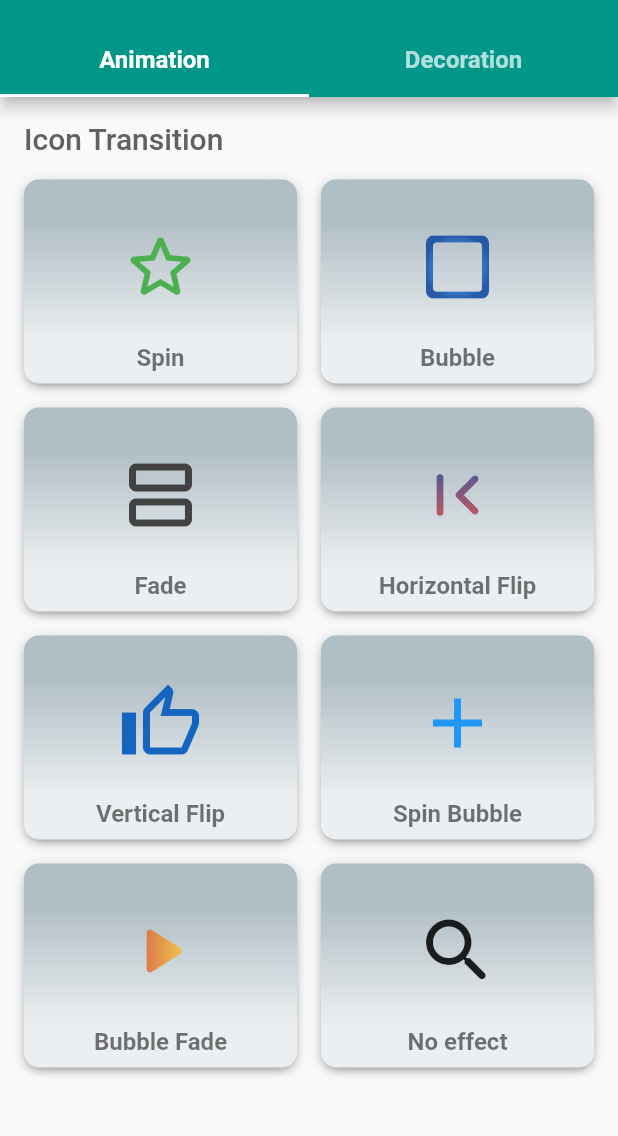
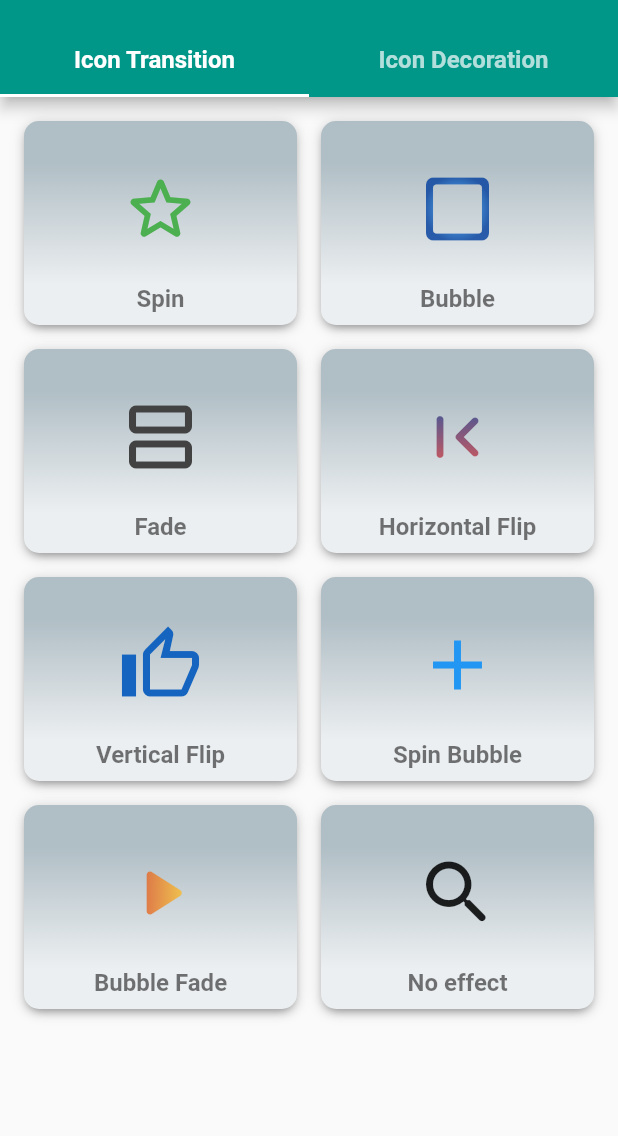
Before and after one commit to ankitmishradev/advanced-icon, a Flutter app: the screen it shows after launch, on a phone screen of 412 x 824 dp, the part 59-1195 px from its top. Run offline on Flutter 3.47's test engine with Material 2 defaults, Android fonts, the phone set to English and light mode, and no system bars.

Commit message:
Update Example"

```diff
--- a/example/lib/animation_demo_screen.dart
+++ b/example/lib/animation_demo_screen.dart
@@ -1,8 +1,6 @@
 import 'package:flutter/material.dart';
 import 'package:advanced_icon/advanced_icon.dart';
 
-import 'widget/heading.dart';
-import 'widget/caption.dart';
 import 'widget/hybrid_icon.dart';
 
 const double _sectionHeight = 136.0;
@@ -15,7 +13,6 @@ class AnimationDemoScreen extends StatelessWidget {
     return ListView(
       padding: const EdgeInsets.symmetric(vertical: 8.0),
       children: [
-        const Heading('Icon Transition'),
         GridView(
           physics: const NeverScrollableScrollPhysics(),
           shrinkWrap: true,
--- a/example/lib/decoration_demo_screen.dart
+++ b/example/lib/decoration_demo_screen.dart
@@ -1,9 +1,7 @@
 import 'package:flutter/material.dart';
 import 'package:advanced_icon/advanced_icon.dart';
 
-import 'widget/heading.dart';
 import 'widget/section.dart';
-import 'widget/caption.dart';
 
 const double _sectionHeight = 136.0;
 const double _iconSize = 56;
@@ -16,7 +14,6 @@ class DecorationDemoScreen extends StatelessWidget {
     return ListView(
       padding: const EdgeInsets.symmetric(vertical: 8.0),
       children: [
-        const Heading('Icon Decoration(i.e. Gradient, Opacity)'),
         GridView(
           physics: const NeverScrollableScrollPhysics(),
           shrinkWrap: true,
--- a/example/lib/home_screen.dart
+++ b/example/lib/home_screen.dart
@@ -15,7 +15,7 @@ class HomeScreen extends StatelessWidget {
         appBar: AppBar(
           title: const Text('Advanced Icon'),
           bottom: const TabBar(
-            tabs: [Tab(text: 'Animation'), Tab(text: 'Decoration')],
+            tabs: [Tab(text: 'Icon Transition'), Tab(text: 'Icon Decoration')],
           ),
         ),
         body: const TabBarView(children: [
--- a/example/lib/widget/heading.dart
+++ /dev/null
@@ -1,22 +0,0 @@
-import 'package:flutter/material.dart';
-
-class Heading extends StatelessWidget {
-  const Heading(this.text, {Key? key}) : super(key: key);
-
-  final String text;
-
-  @override
-  Widget build(BuildContext context) {
-    final ThemeData theme = Theme.of(context);
-    return Padding(
-      padding: const EdgeInsets.symmetric(vertical: 8.0, horizontal: 16.0),
-      child: Text(
-        text,
-        style: theme.textTheme.headline6!.copyWith(
-          color: Colors.grey[700],
-          fontSize: 20.0,
-        ),
-      ),
-    );
-  }
-}
```
Also changed, not shown: example/lib/widget/caption.dart (deleted, +0 -21 lines).
